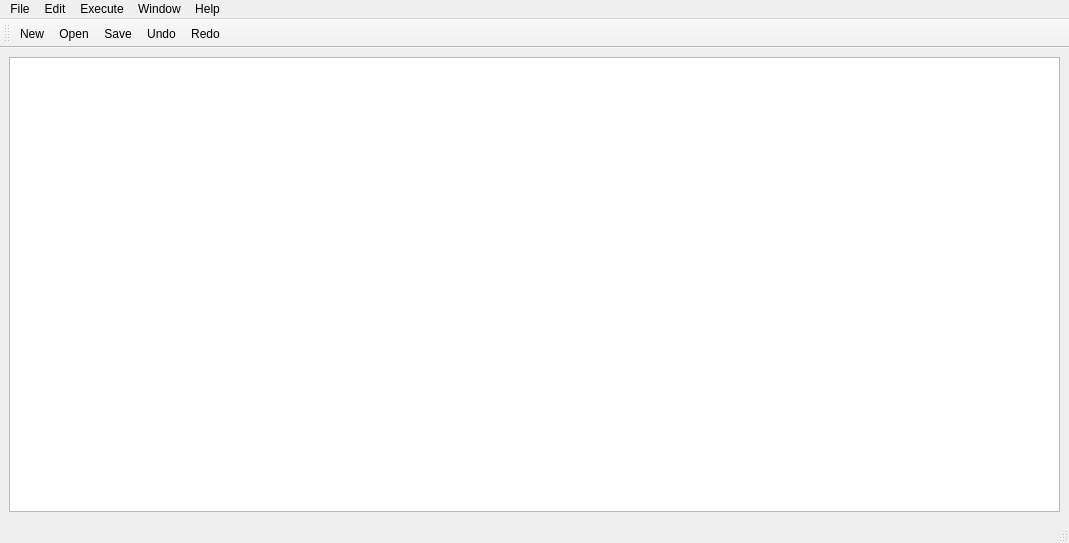
The window that mainwindow.ui (vyduckien/LC3-IDE) describes before a commit, drawn with Qt 5.
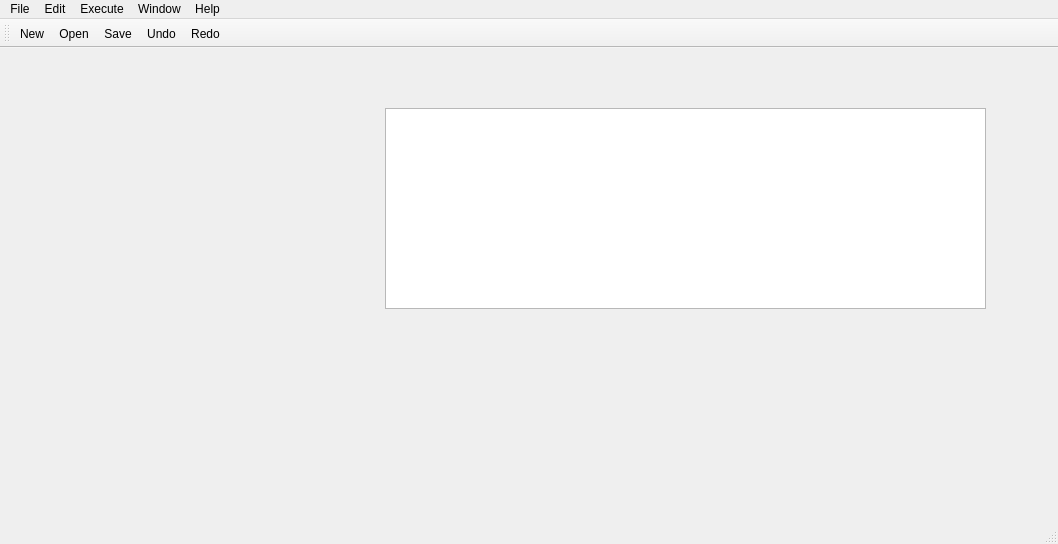
The same window after the commit. Icons and pictures are not drawn.

```diff
--- a/mainwindow.ui
+++ b/mainwindow.ui
@@ -9,26 +9,37 @@
    <rect>
     <x>0</x>
     <y>0</y>
-    <width>1069</width>
-    <height>543</height>
+    <width>1058</width>
+    <height>544</height>
    </rect>
   </property>
   <property name="windowTitle">
    <string>MainWindow</string>
   </property>
   <widget class="QWidget" name="centralwidget">
-   <layout class="QVBoxLayout" name="verticalLayout">
-    <item>
-     <widget class="QPlainTextEdit" name="plainTextEdit"/>
-    </item>
-   </layout>
+   <widget class="QPlainTextEdit" name="plainTextEdit">
+    <property name="geometry">
+     <rect>
+      <x>385</x>
+      <y>60</y>
+      <width>601</width>
+      <height>201</height>
+     </rect>
+    </property>
+    <property name="sizePolicy">
+     <sizepolicy hsizetype="Preferred" vsizetype="Expanding">
+      <horstretch>0</horstretch>
+      <verstretch>0</verstretch>
+     </sizepolicy>
+    </property>
+   </widget>
   </widget>
   <widget class="QMenuBar" name="menubar">
    <property name="geometry">
     <rect>
      <x>0</x>
      <y>0</y>
-     <width>1069</width>
+     <width>1058</width>
      <height>20</height>
     </rect>
    </property>
```
Left out of the diff: 3 changed lines with no effect on the pictures.
